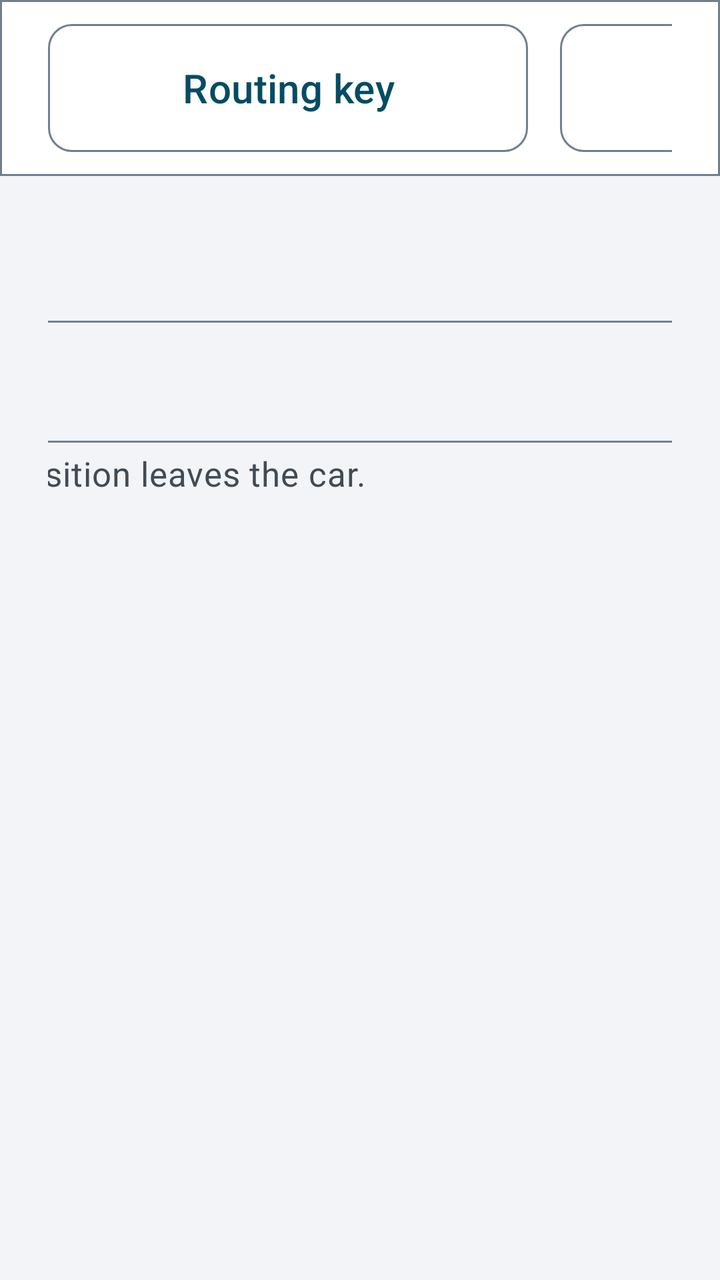
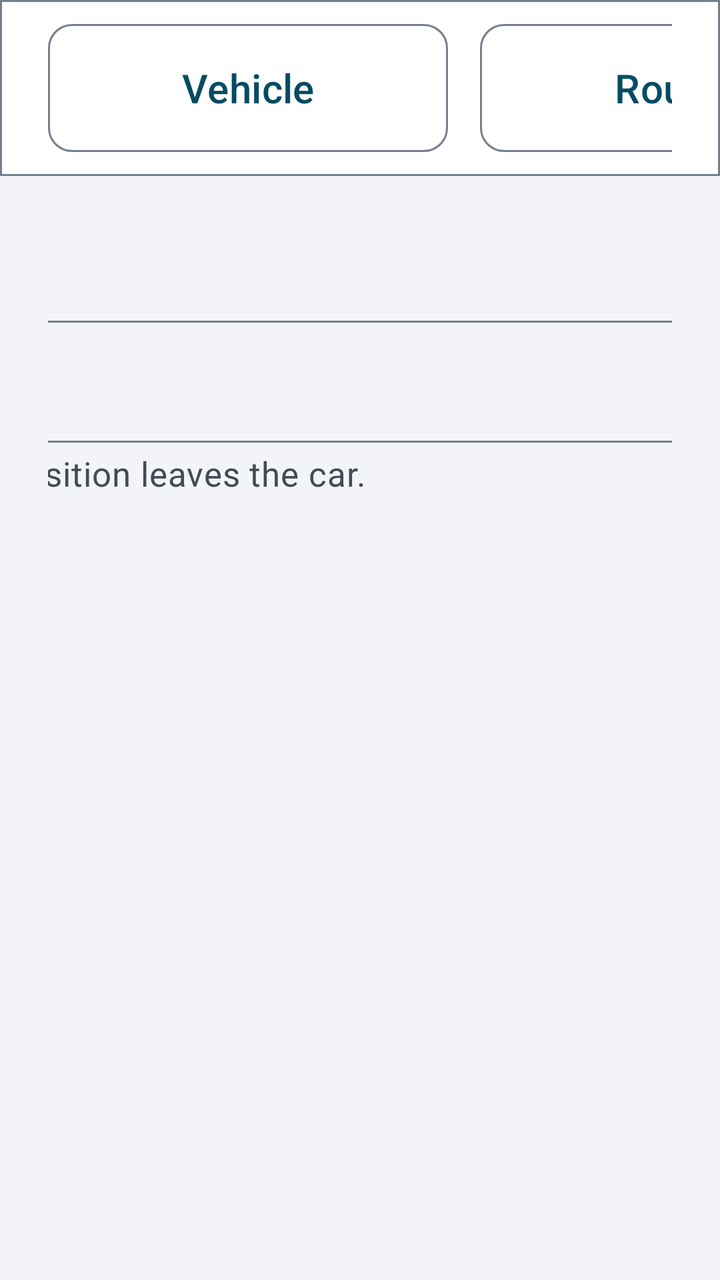

An Android layout rendered at two revisions. The XML below is the earlier revision; the diff shows what the commit changed to produce the second picture.
<!-- AndroidManifest.xml: application theme Theme.EVChargePilot -->
<!-- res/layout/activity_charge_stop.xml -->
<?xml version="1.0" encoding="utf-8"?>
<LinearLayout xmlns:android="http://schemas.android.com/apk/res/android"
    xmlns:app="http://schemas.android.com/apk/res-auto"
    android:layout_width="match_parent"
    android:layout_height="match_parent"
    android:orientation="vertical">

    <LinearLayout
        android:layout_width="match_parent"
        android:layout_height="88dp"
        android:background="@drawable/bg_topbar"
        android:gravity="center_vertical"
        android:orientation="horizontal"
        android:paddingStart="@dimen/spacing_lg"
        android:paddingEnd="@dimen/spacing_lg">

        <TextView
            android:layout_width="0dp"
            android:layout_height="wrap_content"
            android:layout_weight="1"
            android:text="@string/charge_stop_title"
            android:textAppearance="@style/Text.EV.Title" />

        <com.google.android.material.button.MaterialButton
            android:id="@+id/routingSettingsAction"
            style="@style/Widget.EV.Button.Outlined"
            android:layout_width="240dp"
            android:layout_height="@dimen/touch_target"
            android:layout_marginEnd="@dimen/spacing_md"
            android:text="@string/charge_stop_action_settings" />

        <com.google.android.material.button.MaterialButton
            android:id="@+id/backAction"
            style="@style/Widget.EV.Button.Outlined"
            android:layout_width="180dp"
            android:layout_height="@dimen/touch_target"
            android:text="@string/action_back" />
    </LinearLayout>

    <ScrollView
        android:layout_width="match_parent"
        android:layout_height="0dp"
        android:layout_weight="1"
        android:fillViewport="true">

        <LinearLayout
            android:layout_width="match_parent"
            android:layout_height="wrap_content"
            android:gravity="center_horizontal"
            android:orientation="vertical"
            android:padding="@dimen/spacing_lg">

            <TextView
                android:id="@+id/chargeStopStatus"
                android:layout_width="1400dp"
                android:layout_height="wrap_content"
                android:accessibilityLiveRegion="polite"
                android:gravity="center"
                android:textAppearance="@style/Text.EV.Body" />

            <LinearLayout
                android:layout_width="1400dp"
                android:layout_height="wrap_content"
                android:layout_marginTop="@dimen/spacing_md"
                android:orientation="horizontal">

                <com.google.android.material.textfield.TextInputLayout
                    android:id="@+id/destinationLayout"
                    style="@style/Widget.Material3.TextInputLayout.OutlinedBox"
                    android:layout_width="0dp"
                    android:layout_height="wrap_content"
                    android:layout_weight="1"
                    android:hint="@string/charge_stop_hint_destination"
                    app:helperText="@string/charge_stop_helper_destination"
                    app:helperTextTextAppearance="@style/Text.EV.Secondary">

                    <com.google.android.material.textfield.TextInputEditText
                        android:id="@+id/destinationInput"
                        android:layout_width="match_parent"
                        android:layout_height="wrap_content"
                        android:imeOptions="actionSearch"
                        android:inputType="text"
                        android:singleLine="true"
                        android:textSize="@dimen/text_body" />
                </com.google.android.material.textfield.TextInputLayout>

                <com.google.android.material.button.MaterialButton
                    android:id="@+id/searchAction"
                    style="@style/Widget.EVChargePilot.Button"
                    android:layout_width="280dp"
                    android:layout_height="@dimen/touch_target"
                    android:layout_marginStart="@dimen/spacing_md"
                    android:text="@string/charge_stop_action_search" />
            </LinearLayout>

            <LinearLayout
                android:id="@+id/destinationResults"
                android:layout_width="1400dp"
                android:layout_height="wrap_content"
                android:layout_marginTop="@dimen/spacing_md"
                android:orientation="vertical" />

            <TextView
                android:id="@+id/chargeStopPlan"
                android:layout_width="1400dp"
                android:layout_height="wrap_content"
                android:layout_marginTop="@dimen/spacing_lg"
                android:background="@drawable/bg_card"
                android:gravity="center"
                android:padding="@dimen/spacing_lg"
                android:textAppearance="@style/Text.EV.Title"
                android:visibility="gone" />

            <TextView
                android:id="@+id/chargeStopDetail"
                android:layout_width="1400dp"
                android:layout_height="wrap_content"
                android:layout_marginTop="@dimen/spacing_md"
                android:background="@drawable/bg_card"
                android:lineSpacingExtra="6dp"
                android:padding="@dimen/spacing_lg"
                android:textAppearance="@style/Text.EV.Body"
                android:visibility="gone" />

            <TextView
                android:id="@+id/chargerPlace"
                android:layout_width="1400dp"
                android:layout_height="wrap_content"
                android:layout_marginTop="@dimen/spacing_md"
                android:background="@drawable/bg_card"
                android:lineSpacingExtra="6dp"
                android:padding="@dimen/spacing_lg"
                android:textAppearance="@style/Text.EV.Body"
                android:visibility="gone" />

            
            <TextView
                android:id="@+id/chargerSource"
                android:layout_width="1400dp"
                android:layout_height="wrap_content"
                android:layout_marginTop="@dimen/spacing_sm"
                android:textAppearance="@style/Text.EV.Secondary"
                android:visibility="gone" />

            
            <TextView
                android:id="@+id/routeWhatIf"
                android:layout_width="1400dp"
                android:layout_height="wrap_content"
                android:layout_marginTop="@dimen/spacing_md"
                android:background="@drawable/bg_card"
                android:lineSpacingExtra="6dp"
                android:padding="@dimen/spacing_lg"
                android:textAppearance="@style/Text.EV.Body"
                android:visibility="gone" />

            <TextView
                android:id="@+id/chargeStopAttribution"
                android:layout_width="1400dp"
                android:layout_height="wrap_content"
                android:layout_marginTop="@dimen/spacing_md"
                android:textAppearance="@style/Text.EV.Secondary"
                android:visibility="gone" />
        </LinearLayout>
    </ScrollView>
</LinearLayout>
<!-- resources referenced by this layout -->
<resources>
  <dimen name="spacing_lg">24dp</dimen>
  <dimen name="spacing_md">16dp</dimen>
  <dimen name="spacing_sm">8dp</dimen>
  <dimen name="text_body">20sp</dimen>
  <dimen name="touch_target">72dp</dimen>
  <!-- drawable bg_card (drawable) -->
  <?xml version="1.0" encoding="utf-8"?>
  <shape xmlns:android="http://schemas.android.com/apk/res/android" android:shape="rectangle">
      <solid android:color="@color/ev_surface" />
      <stroke android:width="1dp" android:color="@color/ev_outline" />
      <corners android:radius="@dimen/ev_corner" />
  </shape>
  <!-- drawable bg_topbar (drawable) -->
  <?xml version="1.0" encoding="utf-8"?>
  <shape xmlns:android="http://schemas.android.com/apk/res/android" android:shape="rectangle">
      <solid android:color="@color/ev_surface" />
      <stroke android:width="1dp" android:color="@color/ev_outline" />
  </shape>
  <string name="action_back">Back</string>
  <string name="charge_stop_action_search">Search</string>
  <string name="charge_stop_action_settings">Routing key</string>
  <string name="charge_stop_helper_destination">Searched only when you tap. Nothing but the place and the car’s position leaves the car.</string>
  <string name="charge_stop_hint_destination">Where are you going?</string>
  <string name="charge_stop_title">Charging stop</string>
  <style name="Text.EV.Body" parent="TextAppearance.Material3.BodyLarge">
          <item name="android:textSize">@dimen/text_body</item>
          <item name="android:textColor">@color/ev_text_primary</item>
      </style>
  <style name="Text.EV.Secondary" parent="TextAppearance.Material3.BodyMedium">
          <item name="android:textSize">@dimen/text_secondary</item>
          <item name="android:textColor">@color/ev_text_secondary</item>
      </style>
  <style name="Text.EV.Title" parent="TextAppearance.Material3.TitleLarge">
          <item name="android:textSize">@dimen/text_title</item>
          <item name="android:textColor">@color/ev_text_primary</item>
      </style>
  <style name="Widget.EVChargePilot.Button" parent="Widget.EV.Button">
          <item name="android:textColor">@color/ev_button_text</item>
          <item name="backgroundTint">@color/ev_button_fill</item>
      </style>
  <color name="ev_surface">#FFFFFFFF</color>
  <color name="ev_outline">#FF737F8F</color>
  <dimen name="ev_corner">12dp</dimen>
  <color name="ev_text_primary">#FF101418</color>
  <dimen name="text_secondary">17sp</dimen>
  <color name="ev_text_secondary">#FF414B55</color>
  <dimen name="text_title">26sp</dimen>
  <style name="ShapeAppearanceOverlay.EV.Button" parent="">
          <item name="cornerSize">@dimen/ev_corner</item>
      </style>
  <color name="ev_accent">#FF044C63</color>
  <color name="ev_on_accent">#FFFFFFFF</color>
  <color name="ev_surface_raised">#FFE4E8ED</color>
  <color name="ev_background">#FFF2F4F7</color>
  <color name="ev_error">#FF8F0F18</color>
  <style name="ThemeOverlay.EVChargePilot.Dialog" parent="ThemeOverlay.EV.Dialog">
          <item name="materialAlertDialogTitleTextStyle">@style/EVChargePilot.Dialog.Title</item>
          <item name="materialAlertDialogBodyTextStyle">@style/EVChargePilot.Dialog.Body</item>
      </style>
  <style name="EVChargePilot.Dialog.Title" parent="MaterialAlertDialog.Material3.Title.Text">
          <item name="android:textSize">@dimen/text_title</item>
          <item name="android:textColor">@color/ev_text_primary</item>
      </style>
  <style name="EVChargePilot.Dialog.Body" parent="MaterialAlertDialog.Material3.Body.Text">
          <item name="android:textSize">@dimen/text_secondary</item>
          <item name="android:textColor">@color/ev_text_primary</item>
          <item name="android:lineSpacingMultiplier">1.2</item>
      </style>
  <!-- unchanged entries left out for length: 5 -->
</resources>

<!-- the commit's change to res/layout/activity_charge_stop.xml (unified diff, before → after) -->
@@ -20,6 +20,14 @@
             android:layout_weight="1"
             android:text="@string/charge_stop_title"
             android:textAppearance="@style/Text.EV.Title" />
+
+        <com.google.android.material.button.MaterialButton
+            android:id="@+id/vehicleSettingsAction"
+            style="@style/Widget.EV.Button.Outlined"
+            android:layout_width="200dp"
+            android:layout_height="@dimen/touch_target"
+            android:layout_marginEnd="@dimen/spacing_md"
+            android:text="@string/charge_stop_action_vehicle" />
 
         <com.google.android.material.button.MaterialButton
             android:id="@+id/routingSettingsAction"
<!-- resource entries referenced after the edit -->
@@ -21,6 +21,7 @@
   <string name="action_back">Back</string>
   <string name="charge_stop_action_search">Search</string>
   <string name="charge_stop_action_settings">Routing key</string>
+  <string name="charge_stop_action_vehicle">Vehicle</string>
   <string name="charge_stop_helper_destination">Searched only when you tap. Nothing but the place and the car’s position leaves the car.</string>
   <string name="charge_stop_hint_destination">Where are you going?</string>
   <string name="charge_stop_title">Charging stop</string>
